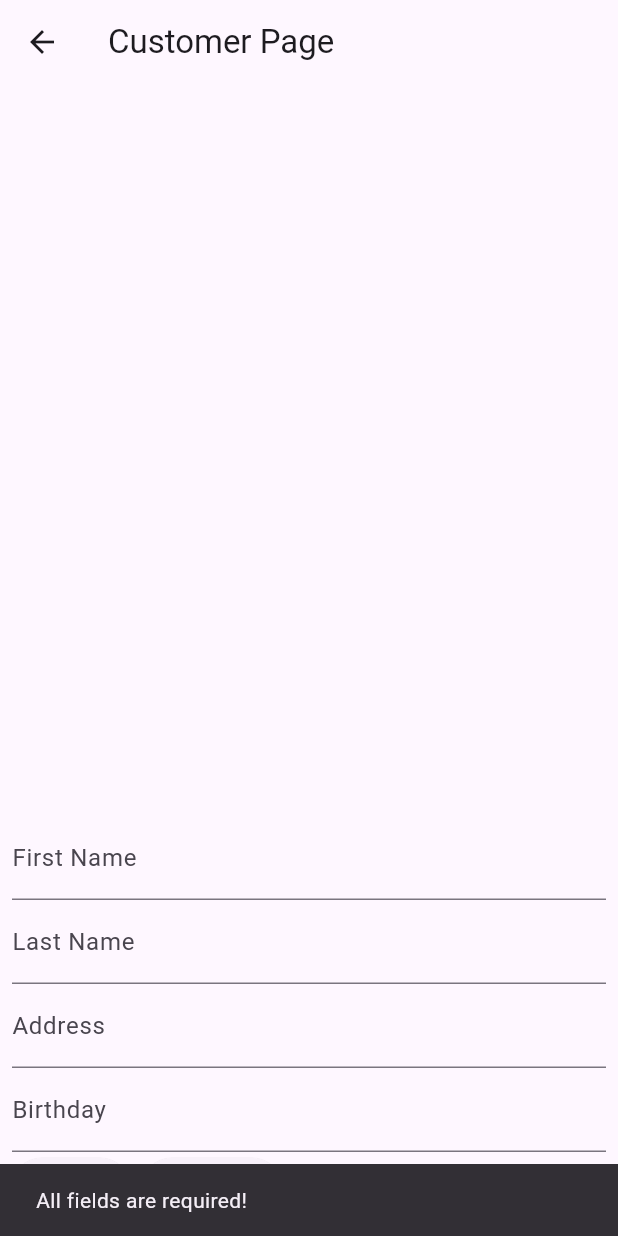
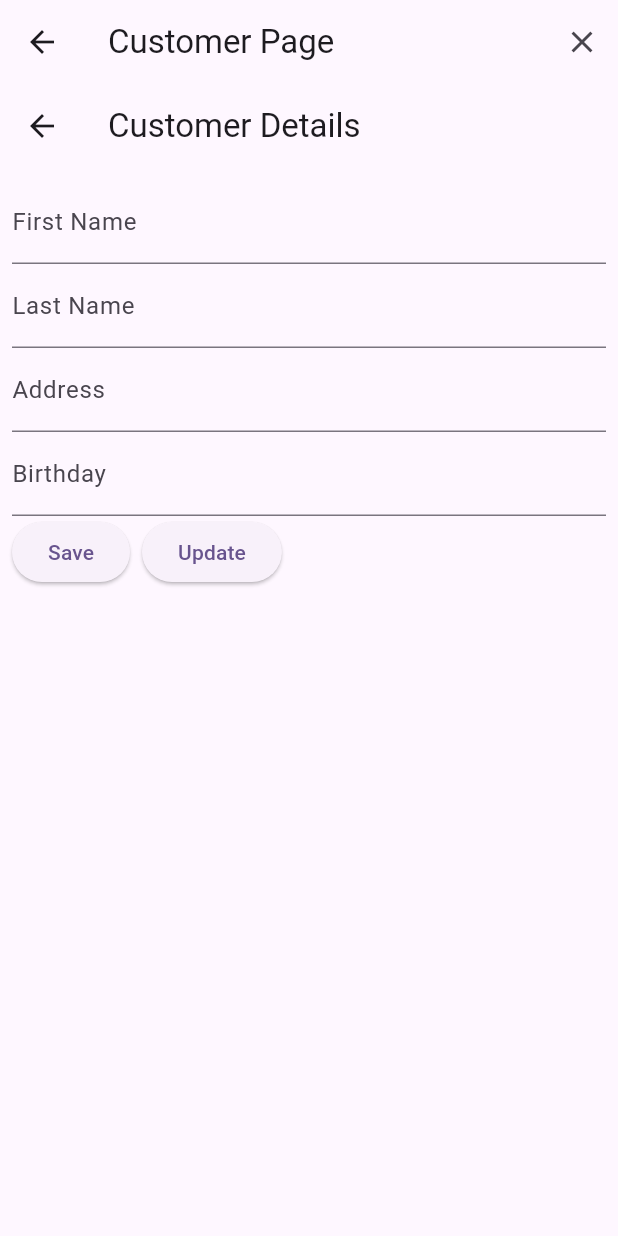
Before and after one commit to Wang0944/mobil_group_assignment, a Flutter app: the CustomerPage screen opened directly, after a tap on "Update", on a phone screen of 412 x 824 dp. Run offline on Flutter 3.47's test engine with Material 3 defaults, Android fonts, the phone set to English and light mode, and no system bars; our stand-ins replace floor, shared_preferences, sqflite; accounts and stored records are empty; generated files the repository leaves out were written again.

Commit message:
update customer page layout

```diff
--- a/lib/customer_page.dart
+++ b/lib/customer_page.dart
@@ -7,6 +7,8 @@ import 'package:sqflite/sqflite.dart' as sqflite;
 import 'dart:async';
 
 class CustomerPage extends StatefulWidget {
+  const CustomerPage({super.key});
+
   @override
   _CustomerPageState createState() => _CustomerPageState();
 }
@@ -14,11 +16,11 @@ class CustomerPage extends StatefulWidget {
 class _CustomerPageState extends State<CustomerPage> {
   late AppDatabase database;
   List<Customer> customers = [];
+  Customer? selectedCustomer;
   final firstNameController = TextEditingController();
   final lastNameController = TextEditingController();
   final addressController = TextEditingController();
   final birthdayController = TextEditingController();
-  bool copyPrevious = false;
 
   @override
   void initState() {
@@ -76,13 +78,57 @@ class _CustomerPageState extends State<CustomerPage> {
     birthdayController.clear();
   }
 
+  void selectCustomer(Customer customer) {
+    setState(() {
+      selectedCustomer = customer;
+      firstNameController.text = customer.firstName;
+      lastNameController.text = customer.lastName;
+      addressController.text = customer.address;
+      birthdayController.text = customer.birthday;
+    });
+  }
+
   @override
   Widget build(BuildContext context) {
+    var size = MediaQuery.of(context).size;
+    var isLandscape = size.width > size.height && size.width > 720;
+
     return Scaffold(
       appBar: AppBar(
-        title: Text('Customer Page'),
+        title: const Text('Customer Page'),
+        actions: [
+          if (selectedCustomer != null)
+            IconButton(
+              icon: const Icon(Icons.clear),
+              onPressed: () {
+                setState(() {
+                  selectedCustomer = null;
+                });
+              },
             ),
-      body: Column(
+        ],
+      ),
+      body: isLandscape ? buildLandscapeLayout() : buildPortraitLayout(),
+    );
+  }
+
+  Widget buildLandscapeLayout() {
+    return Row(
+      children: [
+        Expanded(flex: 1, child: buildCustomerListView(showForm: false)),
+        Expanded(flex: 2, child: buildCustomerDetailsView()),
+      ],
+    );
+  }
+
+  Widget buildPortraitLayout() {
+    return selectedCustomer == null
+        ? buildCustomerListView(showForm: true)
+        : buildCustomerDetailsView(showBackButton: true);
+  }
+
+  Widget buildCustomerListView({bool showForm = false}) {
+    return Column(
       children: [
         Expanded(
           child: ListView.builder(
@@ -91,30 +137,24 @@ class _CustomerPageState extends State<CustomerPage> {
               return ListTile(
                 title: Text('${customers[index].firstName} ${customers[index].lastName}'),
                 subtitle: Text(customers[index].address),
-                  onTap: () {
-                    setState(() {
-                      firstNameController.text = customers[index].firstName;
-                      lastNameController.text = customers[index].lastName;
-                      addressController.text = customers[index].address;
-                      birthdayController.text = customers[index].birthday;
-                    });
-                  },
+                onTap: () => selectCustomer(customers[index]),
                 trailing: Row(
                   mainAxisSize: MainAxisSize.min,
                   children: [
                     IconButton(
-                        icon: Icon(Icons.edit),
+                      icon: const Icon(Icons.edit),
                       onPressed: () {
                         setState(() {
                           firstNameController.text = customers[index].firstName;
                           lastNameController.text = customers[index].lastName;
                           addressController.text = customers[index].address;
                           birthdayController.text = customers[index].birthday;
+                          selectedCustomer = customers[index];
                         });
                       },
                     ),
                     IconButton(
-                        icon: Icon(Icons.delete),
+                      icon: const Icon(Icons.delete),
                       onPressed: () {
                         deleteCustomer(customers[index]);
                       },
@@ -125,30 +165,53 @@ class _CustomerPageState extends State<CustomerPage> {
             },
           ),
         ),
-          Padding(
+        if (showForm) buildForm(),
+      ],
+    );
+  }
+
+  Widget buildCustomerDetailsView({bool showBackButton = false}) {
+    return Scaffold(
+      appBar: showBackButton
+          ? AppBar(
+        leading: BackButton(onPressed: () {
+          setState(() {
+            selectedCustomer = null;
+          });
+        }),
+        title: const Text('Customer Details'),
+      )
+          : null,
+      body: Padding(
         padding: const EdgeInsets.all(8.0),
-            child: Column(
+        child: buildForm(),
+      ),
+    );
+  }
+
+  Widget buildForm() {
+    return Column(
       children: [
         TextField(
           controller: firstNameController,
-                  decoration: InputDecoration(labelText: 'First Name'),
+          decoration: const InputDecoration(labelText: 'First Name'),
         ),
         TextField(
           controller: lastNameController,
-                  decoration: InputDecoration(labelText: 'Last Name'),
+          decoration: const InputDecoration(labelText: 'Last Name'),
         ),
         TextField(
           controller: addressController,
-                  decoration: InputDecoration(labelText: 'Address'),
+          decoration: const InputDecoration(labelText: 'Address'),
         ),
         TextField(
           controller: birthdayController,
-                  decoration: InputDecoration(labelText: 'Birthday'),
+          decoration: const InputDecoration(labelText: 'Birthday'),
         ),
         Row(
           children: [
             ElevatedButton(
-                      child: Text('Save'),
+              child: const Text('Save'),
               onPressed: () {
                 if (firstNameController.text.isNotEmpty &&
                     lastNameController.text.isNotEmpty &&
@@ -165,24 +228,22 @@ class _CustomerPageState extends State<CustomerPage> {
                   clearForm();
                 } else {
                   final snackBar = SnackBar(
-                            content: Text('All fields are required!'),
+                    content: const Text('All fields are required!'),
                   );
-                          ScaffoldMessenger.of(context).showSnackBar(snackBar);
+                  ScaffoldMessenger.of(context as BuildContext).showSnackBar(snackBar);
                 }
               },
             ),
-                    SizedBox(width: 8),
+            const SizedBox(width: 8),
             ElevatedButton(
-                      child: Text('Update'),
+              child: const Text('Update'),
               onPressed: () {
                 if (firstNameController.text.isNotEmpty &&
                     lastNameController.text.isNotEmpty &&
                     addressController.text.isNotEmpty &&
                     birthdayController.text.isNotEmpty) {
                   final updatedCustomer = Customer(
-                            id: customers.firstWhere((c) =>
-                            c.firstName == firstNameController.text &&
-                                c.lastName == lastNameController.text).id,
+                    id: selectedCustomer?.id,
                     firstName: firstNameController.text,
                     lastName: lastNameController.text,
                     address: addressController.text,
@@ -192,19 +253,15 @@ class _CustomerPageState extends State<CustomerPage> {
                   clearForm();
                 } else {
                   final snackBar = SnackBar(
-                            content: Text('All fields are required!'),
+                    content: const Text('All fields are required!'),
                   );
-                          ScaffoldMessenger.of(context).showSnackBar(snackBar);
+                  ScaffoldMessenger.of(context as BuildContext).showSnackBar(snackBar);
                 }
               },
             ),
           ],
         ),
       ],
-            ),
-          ),
-        ],
-      ),
     );
   }
 }
```
Lines whose indentation alone changed are shown as unchanged.
